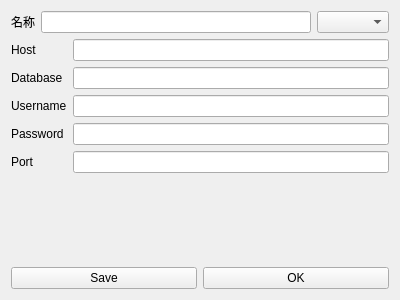
Before: the Qt Designer form src/ui/dblogin.ui in JerryAZR/xls2pgsql, drawn with Qt 5.
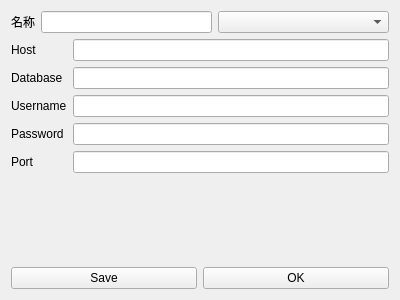
After: the same form once the commit is applied.

```diff
--- a/src/ui/dblogin.ui
+++ b/src/ui/dblogin.ui
@@ -27,7 +27,14 @@
       <widget class="QLineEdit" name="lineEdit_6"/>
      </item>
      <item>
-      <widget class="QComboBox" name="comboBox"/>
+      <widget class="QComboBox" name="comboBox">
+       <property name="sizePolicy">
+        <sizepolicy hsizetype="Expanding" vsizetype="Fixed">
+         <horstretch>0</horstretch>
+         <verstretch>0</verstretch>
+        </sizepolicy>
+       </property>
+      </widget>
      </item>
     </layout>
    </item>
```
Left out of the diff: 2 changed lines with no effect on the pictures.
